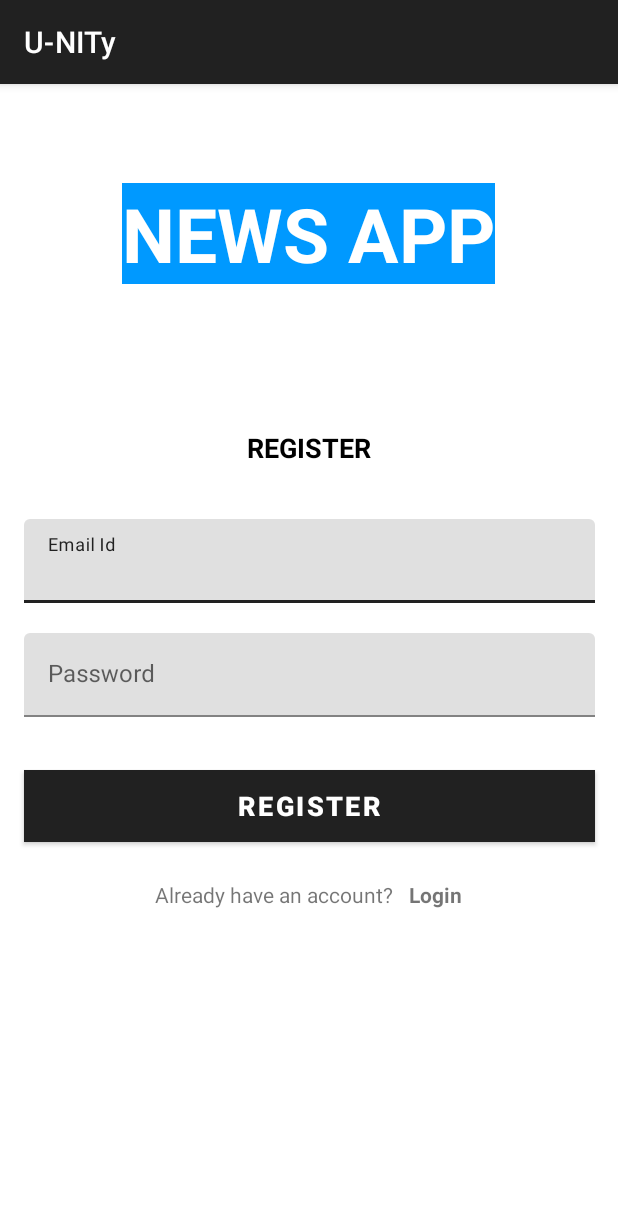
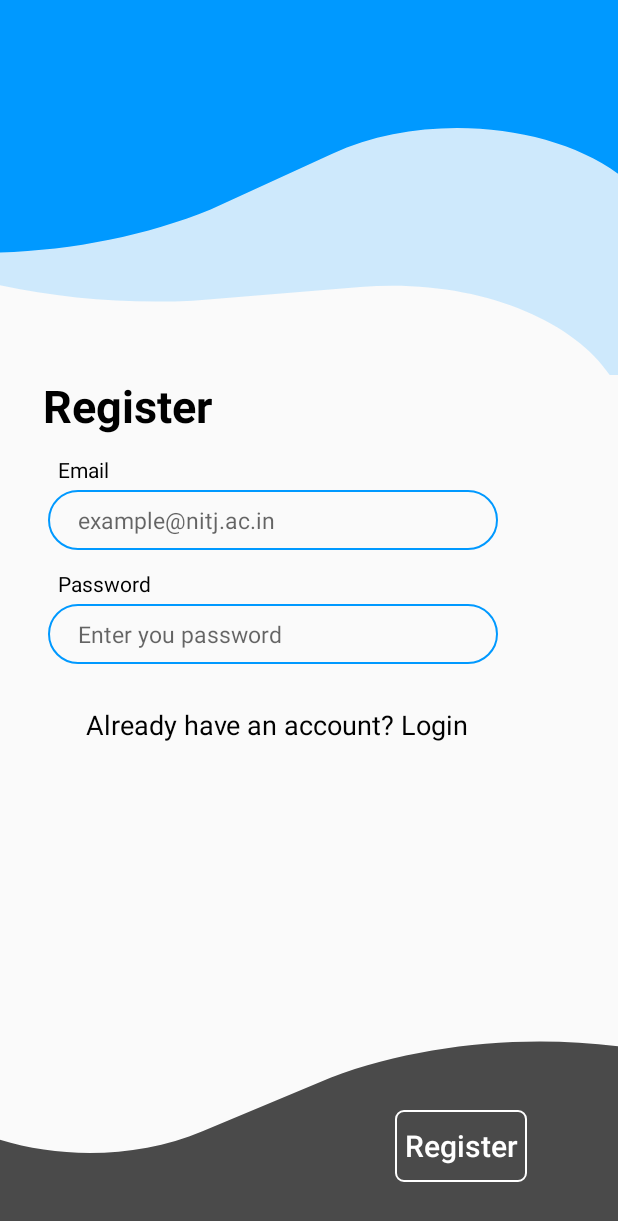
Before and after one commit to Entity04/U-NITy, an Android app: the RegisterActivity screen opened directly, with no data from a screen before it, on a phone screen of 412 x 824 dp. Shown: the top 1221 px of the screen. Run offline under Robolectric (Android 15) with nearby library versions, the phone set to English and light mode, and no system bars; our stand-ins replace Firebase (no records; nobody signed in at launch, a user with empty details on screens opened directly); Roboto replaces fonts that are not available here.

Commit message:
loginAndRegisterUIChanges

```diff
--- a/app/build.gradle
+++ b/app/build.gradle
@@ -52,6 +52,7 @@ dependencies {
     implementation 'androidx.navigation:navigation-fragment-ktx:2.3.5'
     implementation 'androidx.navigation:navigation-ui-ktx:2.3.5'
     implementation 'de.hdodenhof:circleimageview:3.1.0'
+    implementation 'androidx.navigation:navigation-fragment:2.3.5'
     testImplementation 'junit:junit:4.+'
     implementation platform('com.google.firebase:firebase-bom:29.0.3')
     implementation 'com.google.firebase:firebase-analytics-ktx'
--- a/app/src/main/AndroidManifest.xml
+++ b/app/src/main/AndroidManifest.xml
@@ -17,10 +17,12 @@
         </activity>
         <activity
             android:name=".ForgotPasswordActivity"
-            android:exported="false" />
+            android:exported="false"
+            android:theme="@style/Theme.AppCompat.Light.NoActionBar"/>
         <activity
             android:name=".RegisterActivity"
-            android:exported="false" />
+            android:exported="false"
+            android:theme="@style/Theme.AppCompat.Light.NoActionBar"/>
         <activity
             android:name=".EmailPassLogin"
             android:exported="true"
--- a/app/src/main/java/com/entity/unity/EmailPassLogin.kt
+++ b/app/src/main/java/com/entity/unity/EmailPassLogin.kt
@@ -19,7 +19,7 @@ class EmailPassLogin : AppCompatActivity() {
         val tvRegister: TextView = findViewById(R.id.tvRegister)
         val btnLogin: Button = findViewById(R.id.btnLogin)
         val etEmail: EditText = findViewById(R.id.etEmail)
-        val etPassword: EditText = findViewById(R.id.etPassword)
+        val etPassword: EditText = findViewById(R.id.etRegisterPassword)
         val tvForgotPass: TextView =findViewById(R.id.tvForgotPass)
         tvRegister.setOnClickListener {
             startActivity(Intent(this, RegisterActivity::class.java))
--- a/app/src/main/java/com/entity/unity/ForgotPasswordActivity.kt
+++ b/app/src/main/java/com/entity/unity/ForgotPasswordActivity.kt
@@ -15,10 +15,10 @@ class ForgotPasswordActivity : AppCompatActivity() {
         setContentView(R.layout.activity_forgot_password)
 
         val tvLogin: TextView = findViewById(R.id.tvLogin)
-        val etForgotPassEmail: EditText = findViewById(R.id.etForgotPassEmail)
-        val btnForgotPass: Button = findViewById(R.id.btnForgotPass)
+        val etForgotPassEmail: EditText = findViewById(R.id.etEmail)
+        val btnReset: Button = findViewById(R.id.btnReset)
 
-        btnForgotPass.setOnClickListener {
+        btnReset.setOnClickListener {
             val email: String = etForgotPassEmail.text.toString().trim { it <= ' ' }
 
             when {
--- a/app/src/main/java/com/entity/unity/RegisterActivity.kt
+++ b/app/src/main/java/com/entity/unity/RegisterActivity.kt
@@ -16,9 +16,9 @@ class RegisterActivity : AppCompatActivity() {
         super.onCreate(savedInstanceState)
         setContentView(R.layout.activity_register)
 
-        val btnRegister: Button =findViewById(R.id.btnForgotPass)
+        val btnRegister: Button =findViewById(R.id.btnRegister)
         val tvLogin: TextView =findViewById(R.id.tvLogin)
-        val etRegisterEmail: EditText =findViewById(R.id.etForgotPassEmail)
+        val etRegisterEmail: EditText =findViewById(R.id.etRegisterEmail)
         val etRegisterPassword: EditText =findViewById(R.id.etRegisterPassword)
 
         tvLogin.setOnClickListener{
--- a/app/src/main/res/layout/activity_main2.xml
+++ b/app/src/main/res/layout/activity_main2.xml
@@ -1,9 +1,9 @@
 <?xml version="1.0" encoding="utf-8"?>
-<layout xmlns:android="http://schemas.android.com/apk/res/android"
+<layout xmlns:tools="http://schemas.android.com/tools"
+    xmlns:android="http://schemas.android.com/apk/res/android"
     xmlns:app="http://schemas.android.com/apk/res-auto">
 
     <androidx.drawerlayout.widget.DrawerLayout
-        xmlns:tools="http://schemas.android.com/tools"
         android:id="@+id/container"
         android:layout_width="match_parent"
         android:layout_height="match_parent"
@@ -33,9 +33,11 @@
                 android:layout_height="match_parent"
                 app:defaultNavHost="true"
                 app:layout_constraintBottom_toTopOf="@id/nav_view"
+                app:layout_constraintHorizontal_bias="0.0"
                 app:layout_constraintLeft_toLeftOf="parent"
                 app:layout_constraintRight_toRightOf="parent"
                 app:layout_constraintTop_toTopOf="parent"
+                app:layout_constraintVertical_bias="0.0"
                 app:navGraph="@navigation/mobile_navigation" />
 
         </androidx.constraintlayout.widget.ConstraintLayout>
--- a/app/src/main/res/layout/activity_register.xml
+++ b/app/src/main/res/layout/activity_register.xml
@@ -6,138 +6,134 @@
     android:layout_height="match_parent"
     tools:context=".RegisterActivity">
 
-    <FrameLayout
-        android:id="@+id/flHeader"
+    <ImageView
+        android:id="@+id/wave1"
         android:layout_width="match_parent"
-        android:layout_height="200dp"
+        android:layout_height="250dp"
+        android:background="@drawable/ic_wave"
+        app:layout_constraintEnd_toEndOf="parent"
+        app:layout_constraintHorizontal_bias="0.0"
+        app:layout_constraintStart_toStartOf="parent"
+        app:layout_constraintTop_toTopOf="parent" />
+
+    <TextView
+        android:id="@+id/tvRegister"
+        android:layout_width="wrap_content"
+        android:layout_height="wrap_content"
+        android:layout_marginBottom="84dp"
+        android:text="@string/register_text"
+        android:textColor="@color/black"
+        android:textSize="30sp"
+        android:textStyle="bold"
+        app:layout_constraintBottom_toBottomOf="parent"
+        app:layout_constraintEnd_toEndOf="parent"
+        app:layout_constraintHorizontal_bias="0.095"
+        app:layout_constraintStart_toStartOf="parent"
+        app:layout_constraintTop_toBottomOf="@+id/wave1"
+        app:layout_constraintVertical_bias="0.0" />
+
+    <EditText
+        android:id="@+id/etRegisterEmail"
+        android:layout_width="match_parent"
+        android:layout_height="40dp"
+        android:layout_marginStart="32dp"
+        android:layout_marginTop="36dp"
+        android:layout_marginEnd="80dp"
+        android:background="@drawable/button_bg"
+        android:ems="10"
+        android:hint="@string/example_email"
+        android:inputType="textEmailAddress"
+        android:paddingStart="20dp"
+        android:textSize="15sp"
         app:layout_constraintEnd_toEndOf="parent"
         app:layout_constraintStart_toStartOf="parent"
-        app:layout_constraintTop_toTopOf="parent">
+        app:layout_constraintTop_toBottomOf="@+id/tvRegister" />
 
-        <!-- TODO Add background -->
-        <ImageView
+    <EditText
+        android:id="@+id/etRegisterPassword"
         android:layout_width="match_parent"
-            android:layout_height="200dp"
-            android:scaleX="2"
-            android:layout_gravity="center"
-            android:scaleType="centerInside"
-            />
+        android:layout_height="40dp"
+        android:layout_marginStart="32dp"
+        android:layout_marginTop="36dp"
+        android:layout_marginEnd="80dp"
+        android:background="@drawable/button_bg"
+        android:ems="10"
+        android:hint="@string/enter_you_password"
+        android:inputType="textPassword"
+        android:paddingStart="20dp"
+        android:textSize="15sp"
+        app:layout_constraintEnd_toEndOf="parent"
+        app:layout_constraintHorizontal_bias="0.0"
+        app:layout_constraintStart_toStartOf="parent"
+        app:layout_constraintTop_toBottomOf="@+id/etRegisterEmail" />
 
     <TextView
+        android:id="@+id/emailText"
         android:layout_width="wrap_content"
         android:layout_height="wrap_content"
-            android:text="NEWS APP"
-            android:textStyle="bold"
-            android:textSize="50sp"
-            android:layout_gravity="center"
-            android:background="@color/colorPrimary"
-            android:textColor="@color/white"/>
+        android:layout_marginBottom="4dp"
+        android:text="@string/email"
+        android:textColor="@color/black"
+        android:textSize="14sp"
+        app:layout_constraintBottom_toTopOf="@+id/etRegisterEmail"
+        app:layout_constraintEnd_toEndOf="parent"
+        app:layout_constraintHorizontal_bias="0.103"
+        app:layout_constraintStart_toStartOf="parent" />
+
+    <TextView
+        android:id="@+id/passwordText"
+        android:layout_width="wrap_content"
+        android:layout_height="wrap_content"
+        android:layout_marginBottom="4dp"
+        android:text="@string/password"
+        android:textColor="@color/black"
+        android:textSize="14sp"
+        app:layout_constraintBottom_toTopOf="@+id/etRegisterPassword"
+        app:layout_constraintEnd_toEndOf="@+id/emailText"
+        app:layout_constraintHorizontal_bias="0.0"
+        app:layout_constraintStart_toStartOf="@+id/emailText" />
 
 
-    </FrameLayout>
+    <ImageView
+        android:id="@+id/wave2"
+        android:layout_width="match_parent"
+        android:layout_height="wrap_content"
+        android:scaleType="centerCrop"
+        app:layout_constraintBottom_toBottomOf="parent"
+        app:layout_constraintEnd_toEndOf="parent"
+        app:layout_constraintHorizontal_bias="0.0"
+        app:layout_constraintStart_toStartOf="parent"
+        app:layout_constraintTop_toBottomOf="@+id/tvRegister"
+        app:layout_constraintVertical_bias="1.0"
+        app:srcCompat="@drawable/ic_wave_bottom" />
 
-    <TextView
-        android:id="@+id/tvForgotPassTitle"
+    <Button
+        android:id="@+id/btnRegister"
         android:layout_width="wrap_content"
         android:layout_height="wrap_content"
-        android:layout_marginTop="30dp"
-        android:text="REGISTER"
-        android:textSize="18sp"
-        android:textColor="@color/black"
-        android:textStyle="bold"
+        android:layout_marginBottom="36dp"
+        android:background="@drawable/button_bg_2"
+        android:text="@string/register_text"
+        android:textAllCaps="false"
+        android:textSize="20sp"
+        android:textColor="@color/white"
+        app:layout_constraintBottom_toBottomOf="parent"
         app:layout_constraintEnd_toEndOf="parent"
-        app:layout_constraintStart_toStartOf="parent"
-        app:layout_constraintTop_toBottomOf="@id/flHeader"/>
-
-
-    <com.google.android.material.textfield.TextInputLayout
-        android:layout_width="match_parent"
-        android:layout_height="wrap_content"
-        android:id="@+id/tilRegisterEmail"
-        android:layout_marginStart="16dp"
-        android:layout_marginTop="35dp"
-        android:layout_marginEnd="15dp"
-        android:hint="Email Id"
-        app:layout_constraintEnd_toEndOf="parent"
-        app:layout_constraintStart_toStartOf="parent"
-        app:layout_constraintTop_toBottomOf="@id/tvForgotPassTitle">
-
-        <EditText
-            android:layout_width="match_parent"
-            android:layout_height="wrap_content"
-            android:id="@+id/etForgotPassEmail"
-            android:inputType="textEmailAddress"
-            tools:text="abc@gmail.com"/>
-    </com.google.android.material.textfield.TextInputLayout>
-
-    <com.google.android.material.textfield.TextInputLayout
-        android:layout_width="match_parent"
-        android:layout_height="wrap_content"
-        android:id="@+id/tilRegisterPassword"
-        android:layout_marginStart="16dp"
-        android:layout_marginTop="20dp"
-        android:layout_marginEnd="15dp"
-        android:hint="Password"
-        app:layout_constraintEnd_toEndOf="parent"
-        app:layout_constraintStart_toStartOf="parent"
-        app:layout_constraintTop_toBottomOf="@id/tilRegisterEmail">
-
-        <EditText
-            android:layout_width="match_parent"
-            android:layout_height="wrap_content"
-            android:id="@+id/etRegisterPassword"
-            android:inputType="textPassword"
-            tools:text="12345678"/>
-    </com.google.android.material.textfield.TextInputLayout>
-
-    <Button
-        android:layout_width="match_parent"
-        android:layout_height="wrap_content"
-        android:id="@+id/btnForgotPass"
-        android:gravity="center"
-        android:layout_marginStart="16dp"
-        android:layout_marginTop="35dp"
-        android:layout_marginEnd="15dp"
-        android:background="@color/colorPrimary"
-        android:foreground="?attr/selectableItemBackground"
-        android:text="Register"
-        android:textColor="@color/white"
-        android:textSize="18sp"
-        android:textStyle="bold"
-        app:layout_constraintEnd_toEndOf="parent"
-        app:layout_constraintStart_toStartOf="parent"
-        app:layout_constraintTop_toBottomOf="@id/tilRegisterPassword"/>
-
-
-    <LinearLayout
-        android:layout_width="wrap_content"
-        android:layout_height="wrap_content"
-        android:layout_marginTop="20dp"
-        android:gravity="center_vertical"
-        android:orientation="horizontal"
-        app:layout_constraintEnd_toEndOf="parent"
-        app:layout_constraintHorizontal_bias="0.497"
-        app:layout_constraintStart_toStartOf="parent"
-        app:layout_constraintTop_toBottomOf="@id/btnForgotPass">
-
-        <TextView
-            android:id="@+id/tvAlreadyAcc"
-            android:layout_width="wrap_content"
-            android:layout_height="wrap_content"
-            android:layout_marginTop="0dp"
-            android:padding="5dp"
-            android:text="Already have an account?" />
+        app:layout_constraintHorizontal_bias="0.812"
+        app:layout_constraintStart_toStartOf="parent" />
 
     <TextView
         android:id="@+id/tvLogin"
         android:layout_width="wrap_content"
         android:layout_height="wrap_content"
-            android:layout_marginTop="0dp"
-            android:foreground="?attr/selectableItemBackground"
-            android:padding="5dp"
-            android:text="Login"
-            android:textStyle="bold" />
+        android:layout_marginTop="28dp"
+        android:text="@string/login"
+        android:textColor="@color/black"
+        android:textSize="18sp"
+        app:layout_constraintEnd_toEndOf="parent"
+        app:layout_constraintHorizontal_bias="0.365"
+        app:layout_constraintStart_toStartOf="parent"
+        app:layout_constraintTop_toBottomOf="@id/etRegisterPassword" />
 
-    </LinearLayout>
 
 </androidx.constraintlayout.widget.ConstraintLayout>
--- a/app/src/main/res/layout/nav_header_main.xml
+++ b/app/src/main/res/layout/nav_header_main.xml
@@ -9,6 +9,8 @@
     android:orientation="vertical"
    >
 
+
+
     <de.hdodenhof.circleimageview.CircleImageView
         android:id="@+id/iv_user_image"
         android:layout_width="@dimen/nav_image_size"
@@ -18,7 +20,8 @@
         app:civ_border_color="@android:color/white"
         app:civ_border_width="@dimen/nav_image_circular_border_width"
         android:contentDescription="image"
-        android:src="@drawable/user" />
+        android:src="@drawable/user"
+        tools:ignore="MissingClass" />
 
     <TextView
         android:id="@+id/tv_username"
--- a/app/src/main/res/values/strings.xml
+++ b/app/src/main/res/values/strings.xml
@@ -1,16 +1,20 @@
 <resources>
     <string name="app_name">U-NITy</string>
-    <string name="login">Login</string>
+    <string name="login_text">Login</string>
     <string name="example_email">example@nitj.ac.in</string>
     <string name="enter_you_password">Enter you password</string>
     <string name="email">Email</string>
     <string name="forgot_password">Forgot Password?</string>
     <string name="password">Password</string>
     <string name="register">Don\'t have an account? Register</string>
+    <string name="login">Already have an account? Login</string>
+    <string name="register_text">Register</string>
     <string name="title_activity_main2">MainActivity2</string>
     <string name="title_home">Home</string>
     <string name="title_dashboard">Dashboard</string>
     <string name="title_notifications">Notifications</string>
     <string name="nav_profile">My Profile</string>
     <string name="nav_signOut">Sign Out</string>
+    <string name="reset">Reset</string>
+    <string name="back_to_login">Back to Login</string>
 </resources>
```
Also changed, not shown: app/src/main/res/layout/activity_email_pass_login.xml (+7 -7 lines), app/src/main/res/layout/activity_forgot_password.xml (+81 -94 lines). Lines whose indentation alone changed are shown as unchanged.
